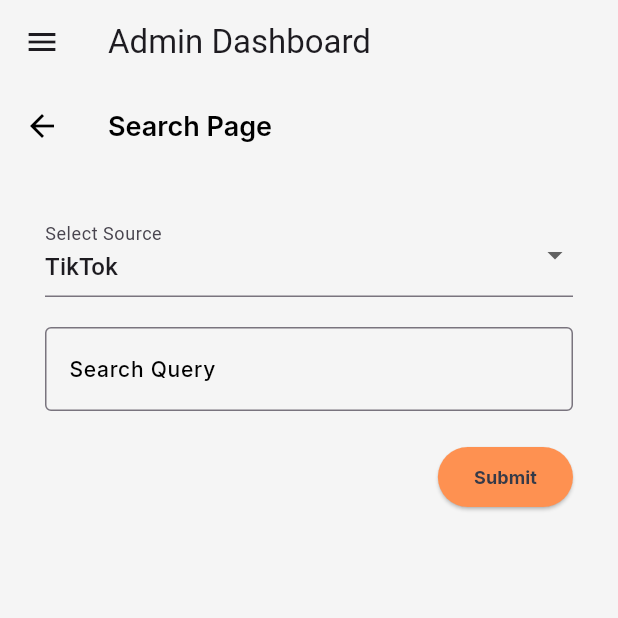
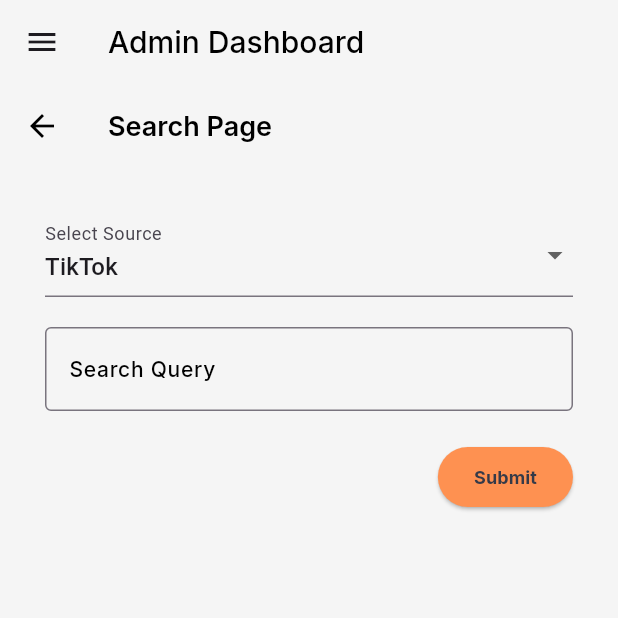
Before and after one commit to Elmosius/Kenyangin-Aja, a Flutter app: the DashboardLayout screen opened by its route, after a tap on the "menu" icon, after a tap on "Search", on a phone screen of 412 x 824 dp, the top half of it. Run offline on Flutter 3.47's test engine with Material 3 defaults, Android fonts, the phone set to English and light mode, and no system bars; our stand-ins replace dio, flutter_riverpod, go_router, google_fonts, material_design_icons_flutter, shared_preferences; accounts and stored records are empty; network calls fail.

Commit message:
add: style fonts

```diff
--- a/main/lib/features/admin/views/admin_dashboard_page.dart
+++ b/main/lib/features/admin/views/admin_dashboard_page.dart
@@ -1,4 +1,5 @@
 import 'package:flutter/material.dart';
+import 'package:google_fonts/google_fonts.dart';
 import 'package:main/core/widgets/sidebar.dart';
 
 class DashboardLayout extends StatelessWidget {
@@ -14,7 +15,14 @@ class DashboardLayout extends StatelessWidget {
       appBar: isLargeScreen
           ? null
           : AppBar(
-              title: const Text('Admin Dashboard'),
+              title: Text(
+                'Admin Dashboard',
+                style: GoogleFonts.inter(
+                  color: Colors.black,
+                  fontSize: 20,
+                  fontWeight: FontWeight.w500,
+                ),
+              ),
               backgroundColor: const Color(0xFFF5F5F5),
               leading: Builder(
                 builder: (context) => IconButton(
--- a/main/lib/routes/app_router.dart
+++ b/main/lib/routes/app_router.dart
@@ -1,5 +1,7 @@
 import 'dart:developer';
+import 'package:google_fonts/google_fonts.dart';
 import 'package:flutter/material.dart';
+
 import 'package:go_router/go_router.dart';
 import 'package:main/features/admin/views/add_food_page.dart';
 import 'package:main/features/admin/views/admin_dashboard_page.dart';
@@ -104,8 +106,13 @@ GoRouter appRouter({
       GoRoute(
         path: '/dashboard',
         name: 'dashboard',
-        builder: (context, state) => const DashboardLayout(
-          child: Center(child: Text('Welcome to Admin Dashboard!')),
+        builder: (context, state) => DashboardLayout(
+          child: Center(
+              child: Text('Welcome to Admin Dashboard!',
+                  style: GoogleFonts.inter(
+                      color: Colors.black,
+                      fontSize: 15,
+                      fontWeight: FontWeight.w500))),
         ),
         routes: [
           GoRoute(
```
Also changed, not shown: main/lib/core/widgets/food_actions.dart (+13 -6 lines), main/lib/core/widgets/tiktok_actions.dart (+12 -6 lines), main/lib/features/admin/views/add_food_page.dart (+14 -7 lines).
